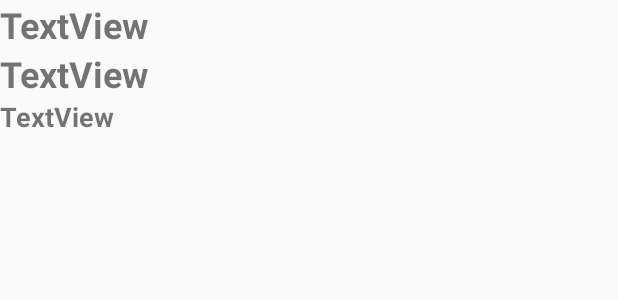
After one commit to tud12552/AndroidUIandLogin-EsworthyJacob, an Android app: the layout listview_row.xml on its own in the app's theme, with its tools: preview values and no code run, on a phone screen of 412 x 824 dp. The commit adds this screen. Shown: the top 300 px of the screen. Run offline under Robolectric (Android 15) with nearby library versions, the phone set to English and light mode, and no system bars.

Commit message:
Added the ListView and populated it with information.

```diff
--- /dev/null
+++ b/app/src/main/res/layout/listview_row.xml
@@ -0,0 +1,33 @@
+<?xml version="1.0" encoding="utf-8"?>
+<LinearLayout xmlns:android="http://schemas.android.com/apk/res/android"
+    xmlns:tools="http://schemas.android.com/tools"
+    android:layout_width="wrap_content"
+    android:layout_height="wrap_content"
+    android:orientation="vertical">
+
+    <TextView
+        android:id="@+id/txtViewFirstName"
+        android:layout_width="match_parent"
+        android:layout_height="wrap_content"
+        android:text="TextView"
+        android:textSize="24sp"
+        android:textStyle="bold" />
+
+    <TextView
+        android:id="@+id/txtViewLastName"
+        android:layout_width="match_parent"
+        android:layout_height="wrap_content"
+        android:text="TextView"
+        android:textSize="24sp"
+        android:textStyle="bold" />
+
+    <TextView
+        android:id="@+id/txtViewBday"
+        android:layout_width="match_parent"
+        android:layout_height="wrap_content"
+        android:text="TextView"
+        android:textAlignment="viewStart"
+        android:textSize="18sp"
+        android:textStyle="bold" />
+
+</LinearLayout>
```
Also changed, not shown: app/src/main/java/com/example/jse58/androiduiandlogin_jacobesworthy/activity/CustomListAdapter.java (added, +46 -0 lines), app/src/main/java/com/example/jse58/androiduiandlogin_jacobesworthy/activity/LoginScreen.java (+38 -9 lines), app/src/main/java/com/example/jse58/androiduiandlogin_jacobesworthy/activity/LoginSuccessActivity.java (+6 -6 lines), app/src/main/res/layout/activity_view_all_users.xml (+12 -0 lines).
